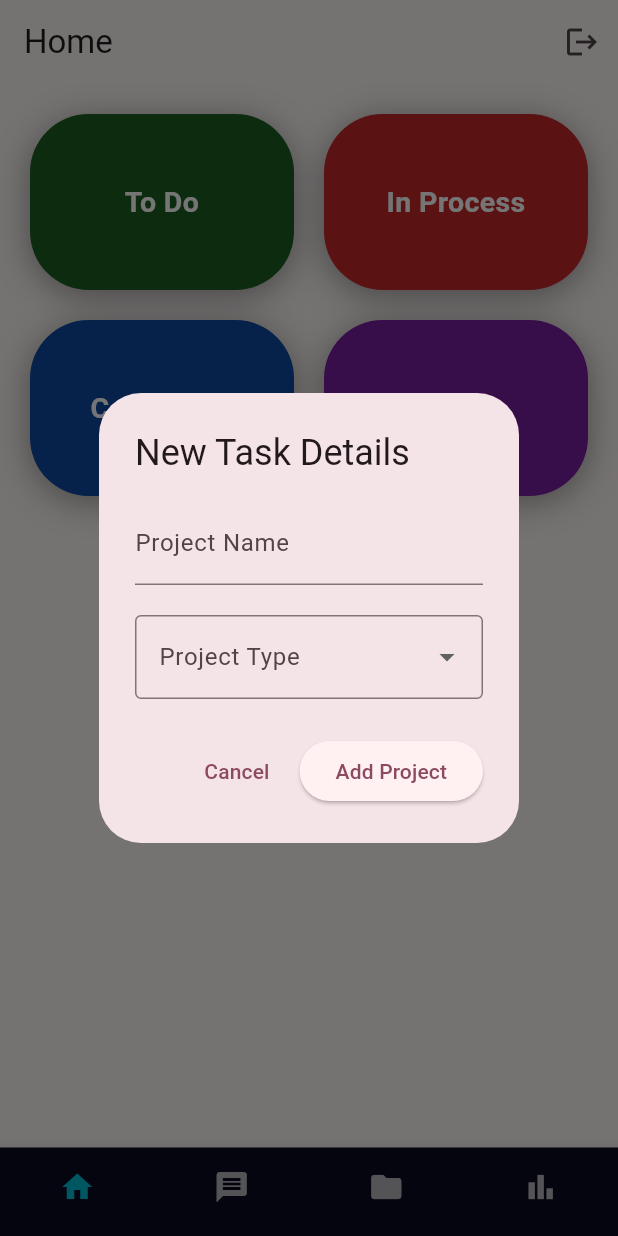
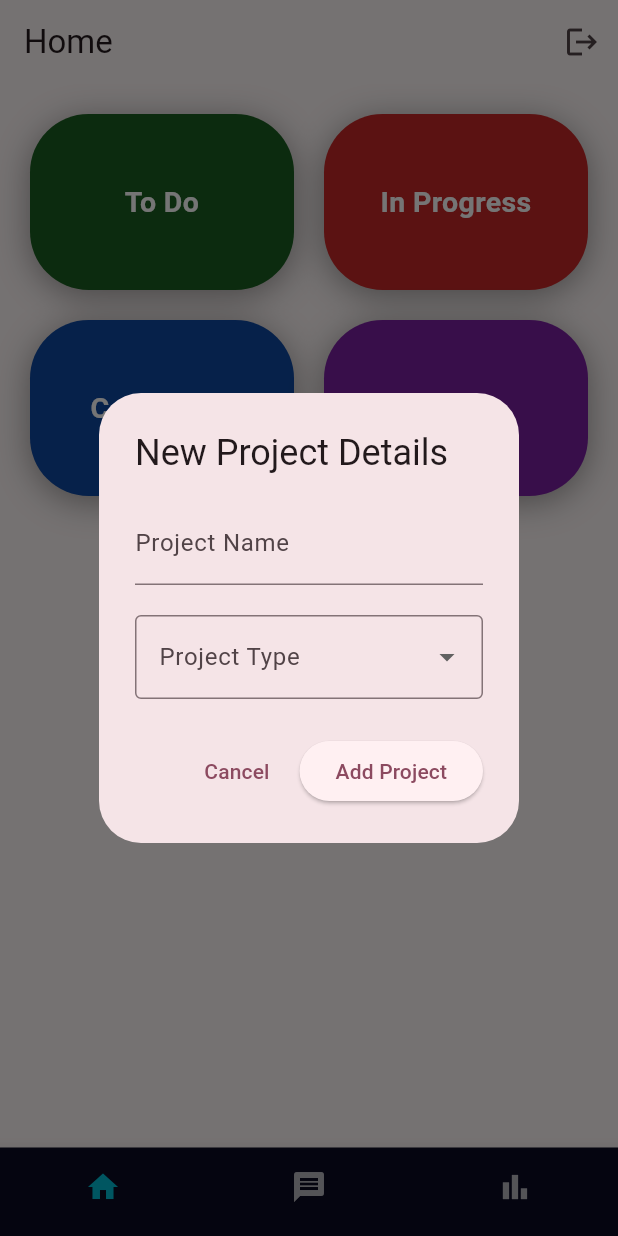
Before and after one commit to AlpBost/CurlyWare, a Flutter app: the MainPageButtons screen opened directly, after a tap on "Add Project", on a phone screen of 412 x 824 dp. Run offline on Flutter 3.47's test engine with Material 3 defaults, Android fonts, the phone set to English and light mode, and no system bars; our stand-ins replace cloud_firestore, firebase_auth, firebase_core; missing offline and left inert: dart:ffi; accounts and stored records are empty.

Commit message:
Major Changes

```diff
--- a/lib/bottombar.dart
+++ b/lib/bottombar.dart
@@ -27,10 +27,6 @@ class CustomBottomNavigationBar extends StatelessWidget {
           label: "",
         ),
         BottomNavigationBarItem(
-          icon: Icon(Icons.folder),
-          label: "",
-        ),
-        BottomNavigationBarItem(
           icon: Icon(Icons.bar_chart),
           label: "",
         ),
--- a/lib/pages/mainpage/ProjectsController.dart
+++ b/lib/pages/mainpage/ProjectsController.dart
@@ -61,7 +61,7 @@ class _ProjectControllerState extends State<ProjectController> {
       context: context,
       builder: (BuildContext context) {
         return AlertDialog(
-          title: Text('New Task Details'),
+          title: Text('New Project Details'),
           content: Column(
             mainAxisSize: MainAxisSize.min,
             children: [
--- a/lib/pages/mainpage/mainpagebuttons.dart
+++ b/lib/pages/mainpage/mainpagebuttons.dart
@@ -25,7 +25,6 @@ class _MainpageButtonsState extends State<MainPageButtons> {
       ],
     ),
     Center(child: MessagePage()),
-    Center(child: Text("Projects", style: TextStyle(fontSize: 18))),
     Column(
       children: [
         Expanded(child: ReportsPage()),
--- a/lib/pages/mainpage/projecttypes.dart
+++ b/lib/pages/mainpage/projecttypes.dart
@@ -34,7 +34,7 @@ class ProjectTypes extends StatelessWidget {
           childAspectRatio: 1.5,
           children: [
             _buildProjectBox(context, "To Do", Colors.green[900]!, ToDoPage()),
-            _buildProjectBox(context, "In Process", Colors.red[800]!, InProgressPage()),
+            _buildProjectBox(context, "In Progress", Colors.red[800]!, InProgressPage()),
             _buildProjectBox(context, "Completed", Colors.blue[900]!, CompletedPage()),
             _buildProjectBox(context, "Bugs", Colors.purple[700]!, BugsPage()),
           ],
```
